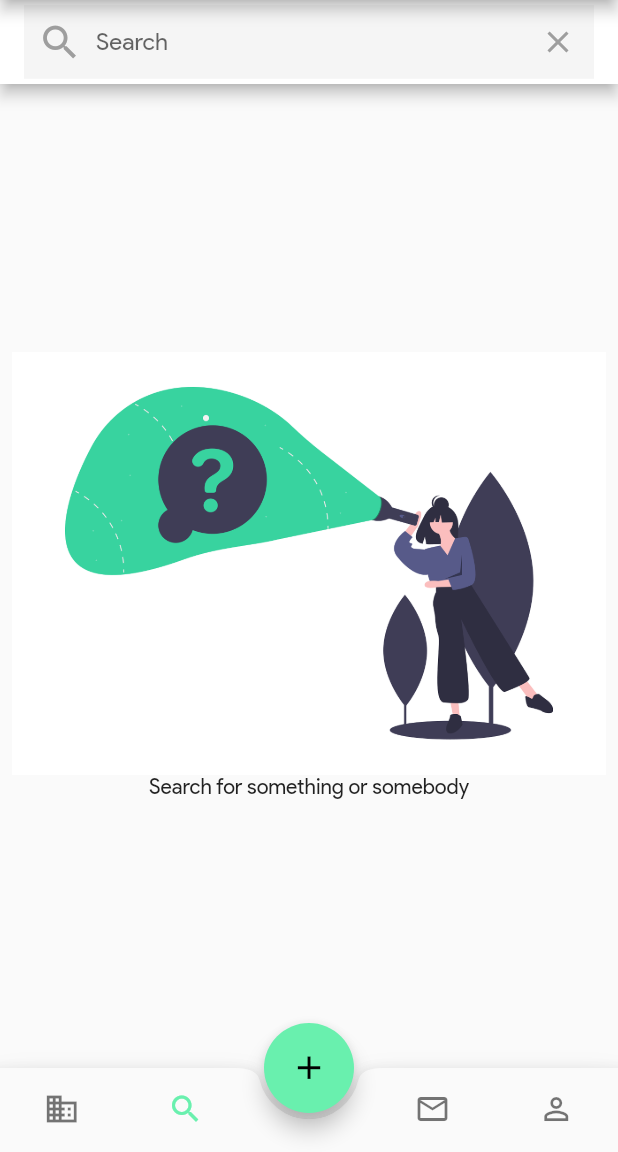
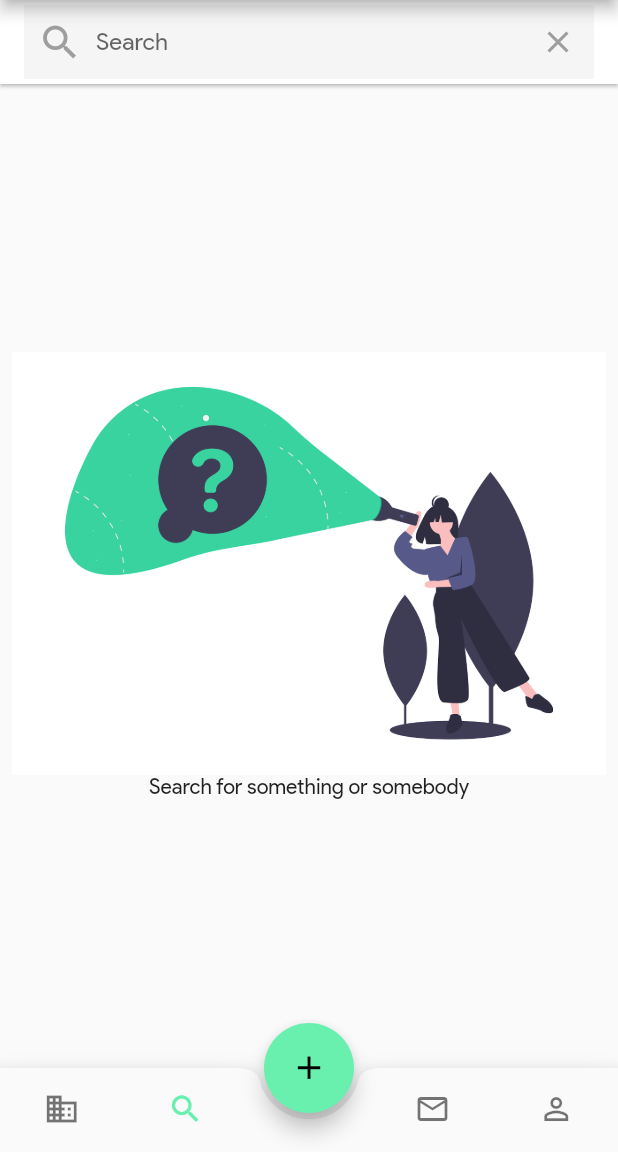
Before and after one commit to nikitafedorov008/folka, a Flutter app: the screen it shows once a user with an empty profile is signed in, swiped to page 2, on a phone screen of 412 x 824 dp, the part 84-1236 px from its top. Run offline on Flutter 3.47's test engine with Material 2 defaults, Android fonts, the phone set to English and light mode, and no system bars; our stand-ins replace cached_network_image, cloud_firestore, firebase_auth, firebase_storage, flutter_image_compress, image_cropper and 2 more; missing offline and left inert: animator, flutter_cupertino_date_picker, flutter_statusbarcolor; accounts and stored records are empty.

```diff
--- a/lib/main.dart
+++ b/lib/main.dart
@@ -7,6 +7,7 @@ import 'package:folka/screens/HomeScreenIos.dart';
 import 'package:folka/screens/LoginScreen.dart';
 import 'package:folka/screens/SignUpScreen.dart';
 import 'package:provider/provider.dart';
+import 'package:splashscreen/splashscreen.dart';
 import 'screens/HomeScreenAndroid.dart';
 import 'package:flutter/services.dart';
 
--- a/lib/screens/SearchScreen.dart
+++ b/lib/screens/SearchScreen.dart
@@ -51,6 +51,8 @@ class _SearchScreenState extends State<SearchScreen> {
     return Scaffold(
       appBar: AppBar(
         backgroundColor: Colors.white,
+        bottomOpacity: 0.0,
+        elevation: 1  ,
         title: TextField(
           controller: _searchController,
           decoration: InputDecoration(
--- a/pubspec.yaml
+++ b/pubspec.yaml
@@ -41,6 +41,7 @@ dependencies:
   url_launcher: ^5.0.2
   flutter_staggered_grid_view: ^0.2.7
   intl: ^0.16.0
+  splashscreen: ^1.2.0
 
 dev_dependencies:
   flutter_test:
```
Also changed, not shown: lib/screens/FeedScreen.dart (indentation only), pubspec.lock, 5 other files.
